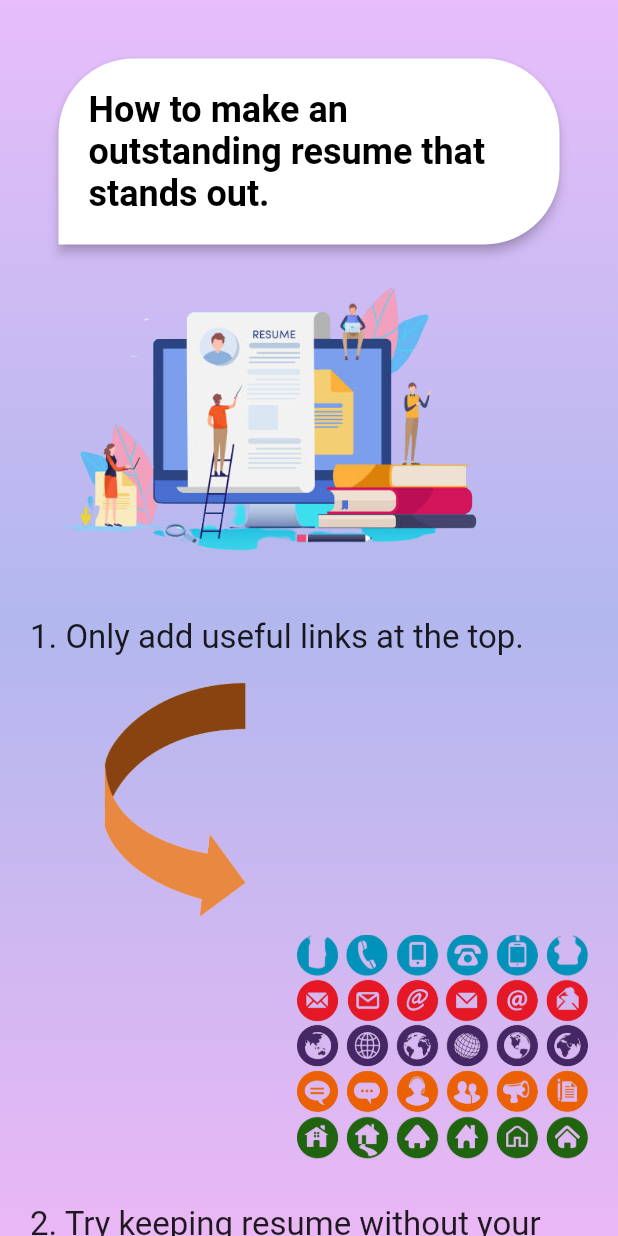
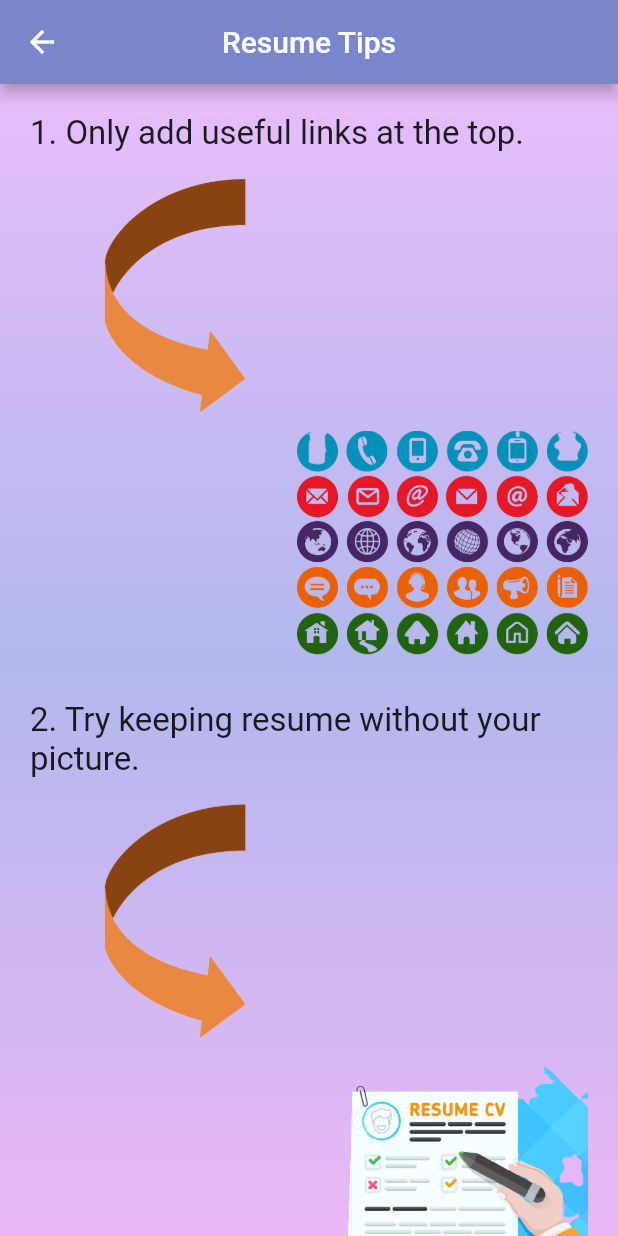
Before and after one commit to oojas/Placement-Portal, a Flutter app: the resume screen opened directly, on a phone screen of 412 x 824 dp. Run offline on Flutter 3.47's test engine with Material 2 defaults, Android fonts, the phone set to English and light mode, and no system bars; our stand-ins replace after_layout, firebase_auth, firebase_core, font_awesome_flutter, google_fonts, google_sign_in and 5 more; accounts and stored records are empty; network calls fail.

Commit message:
Some bugs fixed

```diff
--- a/lib/Widgets/Feed/feed_screen.dart
+++ b/lib/Widgets/Feed/feed_screen.dart
@@ -161,7 +161,7 @@ class _FeedScreenState extends State<FeedScreen> {
                         padding: const EdgeInsets.all(25.0),
                         child: Text(
                           'Tech blogs and articles',
-                          style: GoogleFonts.roboto(fontSize: 25),
+                          style: GoogleFonts.roboto(fontSize: 18),
                         ),
                       )),
                   buildArticleList(height, width),
--- a/lib/Widgets/resumeUI.dart
+++ b/lib/Widgets/resumeUI.dart
@@ -31,6 +31,14 @@ class _resumeState extends State<resume> {
     final width = MediaQuery.of(context).size.width;
     final height = MediaQuery.of(context).size.height;
     return Scaffold(
+      appBar: AppBar(
+        title: Text(
+          'Resume Tips',
+          style: GoogleFonts.roboto(),
+        ),
+        centerTitle: true,
+        backgroundColor: Colors.indigo.shade300,
+      ),
       body: SafeArea(
           child: Container(
         width: width,
@@ -43,44 +51,7 @@ class _resumeState extends State<resume> {
             mainAxisAlignment: MainAxisAlignment.spaceEvenly,
             crossAxisAlignment: CrossAxisAlignment.start,
             children: [
-              Align(
-                  alignment: Alignment.topLeft,
-                  child: Padding(
-                    padding: const EdgeInsets.all(15.0),
-                    child: Card(
-                      elevation: 3,
-                      shape: const RoundedRectangleBorder(
-                          borderRadius: BorderRadius.only(
-                              bottomRight: Radius.circular(50),
-                              topLeft: Radius.circular(50),
-                              topRight: Radius.circular(50))),
-                      child: SizedBox(
-                        width: width,
-                        child: Column(
-                          children: [
-                            Padding(
-                              padding: const EdgeInsets.all(20.0),
-                              child: Text(
-                                "How to make an outstanding resume that stands out.",
-                                style: GoogleFonts.roboto(
-                                    fontSize: 24,
-                                    color: Colors.black,
-                                    fontWeight: FontWeight.bold),
-                                textAlign: TextAlign.left,
-                              ),
-                            ),
-                          ],
-                        ),
-                      ),
-                    ),
-                  )),
-              Image.asset(
-                'Assets/images/resume.png',
-                height: 200,
-              ),
-              SizedBox(
-                height: 30,
-              ),
+
               Text(
                 '1. Only add useful links at the top.',
                 style: GoogleFonts.roboto(fontSize: 22),
@@ -387,7 +358,8 @@ class _resumeState extends State<resume> {
                   ),
                   InkWell(
                     onTap: () {
-                      launchURLForResume("https://www.overleaf.com/latex/templates/deedy-cv/bjryvfsjdyxz");
+                      launchURLForResume(
+                          "https://www.overleaf.com/latex/templates/deedy-cv/bjryvfsjdyxz");
                     },
                     child: Card(
                       shape: RoundedRectangleBorder(
--- a/lib/Widgets/youtubeChannels.dart
+++ b/lib/Widgets/youtubeChannels.dart
@@ -568,10 +568,9 @@ class _YoutubeChannelsState extends State<YoutubeChannels> {
                                         child: ReadMoreText(
                                           course.description.toString(),
                                           style: GoogleFonts.roboto(
-                                              wordSpacing: 2,
+                                              wordSpacing: 0,
                                               fontSize: 18,
                                               color: Colors.black),
-                                          trimMode: TrimMode.Line,
                                           trimLines: 4,
                                           trimCollapsedText: 'Read More',
                                           trimExpandedText: 'Show less',
--- a/lib/main.dart
+++ b/lib/main.dart
@@ -1,7 +1,7 @@
 // ignore_for_file: prefer_const_constructors, camel_case_types
 import 'package:flutter/material.dart';
 import 'package:firebase_core/firebase_core.dart';
-import 'package:placementcracker/Widgets/Courses/mainUI.dart';
+import 'package:placementcracker/Authentication/pfp.dart';
 import 'package:placementcracker/Widgets/Feed/feed_screen.dart';
 import 'package:placementcracker/Widgets/splash.dart';
 import 'package:placementcracker/providers/Channels_Provider/core_subjects_provider.dart';
```
Also changed, not shown: lib/Authentication/pfp.dart (+87 -89 lines), lib/Widgets/about.dart (+13 -4 lines), lib/Widgets/feedback.dart (+9 -2 lines).
